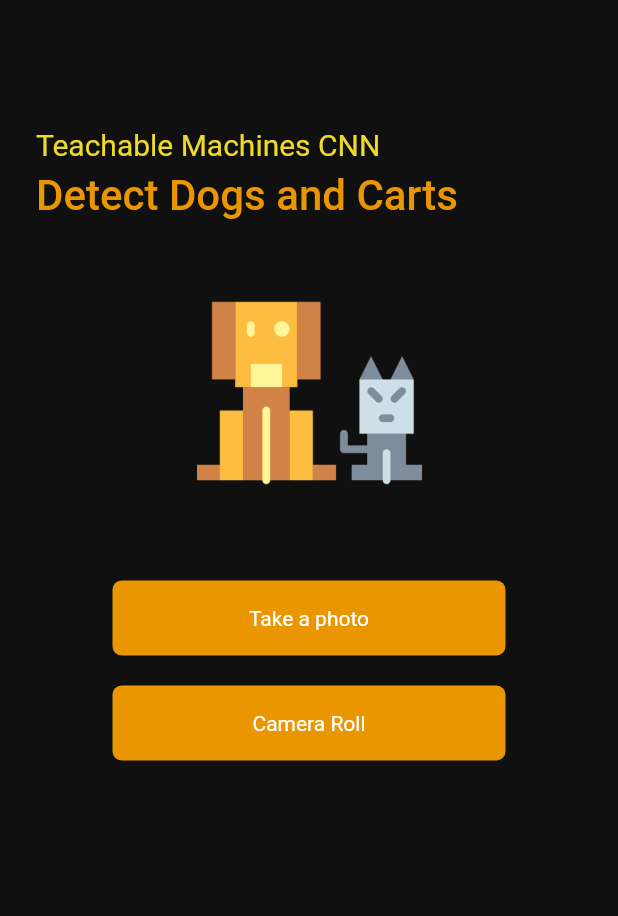
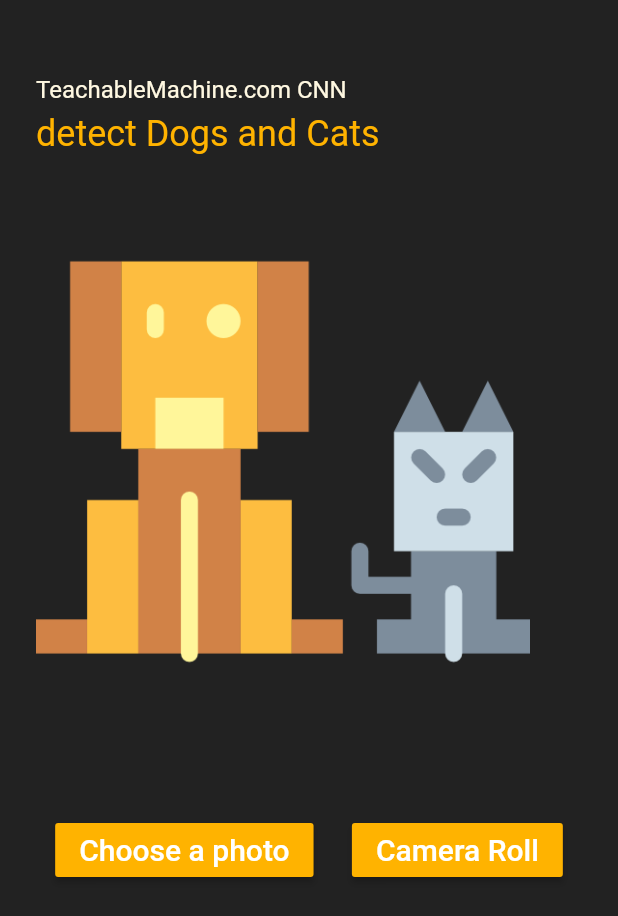
Before and after one commit to HaydenSookchand/CatVsDog, a Flutter app: the screen it shows after launch, after a tap on "Camera Roll", on a phone screen of 412 x 824 dp. Shown: the top 916 px of the screen. Run offline on Flutter 3.47's test engine with Material 2 defaults, Android fonts, the phone set to English and light mode, and no system bars; our stand-ins replace image_picker, splashscreen; missing offline and left inert: tflite.

Commit message:
refactoring app

```diff
--- a/lib/home.dart
+++ /dev/null
@@ -1,143 +0,0 @@
-
-import 'dart:io';
-
-import 'package:flutter/cupertino.dart';
-import 'package:flutter/material.dart';
-import 'package:tflite/tflite.dart';
-import 'package:image_picker/image_picker.dart';
-
-class Home extends StatefulWidget {
-  @override
-  _HomeState createState() => _HomeState();
-}
-
-class _HomeState extends State<Home> {
-
-  bool _loading = true;
-  File _image;
-  List _output;
-  final picker = ImagePicker();
-
-  pickImage() async{
-  var image = await picker.getImage(source: ImageSource.camera);
-      if (image == null) return null;
-
-      setState(() {
-        _image = File(image.path);
-      });
-
-      classifyImage(_image);
-  }
-
-  pickGalleryImage() async{
-    var image = await picker.getImage(source: ImageSource.gallery);
-    if (image == null) return null;
-
-    setState(() {
-      _image = File(image.path);
-    });
-
-    classifyImage(_image);
-  }
-
-
-  classifyImage(File image) async {
-    var output = await Tflite.runModelOnImage(path: image.path , numResults: 2, threshold: 0.5, imageMean: 127.5, imageStd: 127.5);
-    setState(() {
-      _output = output;
-      _loading = false;
-    });
-  }
-
-  Future loadModel() async {
-    await Tflite.loadModel(
-      model: 'assets/tflite/model_unquant.tflite',
-      labels: 'assets/tflite/labels.txt',
-    );
-  }
-
-  @override
-  void initState() {
-    loadModel().then((value) {
-      setState(() {});
-    });
-    super.initState();
-  }
-
-  @override
-  void dispose() {
-    Tflite.close();
-    super.dispose();
-  }
-
-
-  @override
-  Widget build(BuildContext context) {
-    return Scaffold(
-      backgroundColor: Color(0xFF101010),
-      body: Container(padding: EdgeInsets.symmetric(horizontal: 24),
-      child:Column(
-          crossAxisAlignment: CrossAxisAlignment.start,
-         children: <Widget>[
-           SizedBox(height: 85 ),
-           Text(
-            "Teachable Machines CNN" , style: TextStyle(color: Color(0xFFEEDA28), fontSize: 20)
-            ),
-           SizedBox(height: 6),
-           Text("Detect Dogs and Carts" , style: TextStyle(color: Color(0xFFE99600), fontWeight: FontWeight.w500, fontSize: 28)),
-           SizedBox(height: 40),
-           Center(child: _loading ? Container(
-             width: 150,
-             child: Column(children: <Widget>[
-               Image.asset('assets/cat.png'),
-               SizedBox(height: 50)
-             ],)
-           ) : Container(
-              child: Column(children: <Widget>[
-                Container(
-                    height: 250 ,
-                    child: Image.file(_image)),
-                SizedBox(height:20),
-                _output != null ? Text('${_output[0]}' , style: TextStyle(color: Colors.white, fontSize: 20)) : Container(),
-                SizedBox(height: 10)
-              ],)
-
-
-           ) ),
-           Container(
-               width: MediaQuery.of(context).size.width,
-               child: Column(children: <Widget>[
-               GestureDetector(
-                 onTap: pickImage,
-                 child: Container(
-                     width: MediaQuery.of(context).size.width - 150,
-                     alignment: Alignment.center,
-                     padding: EdgeInsets.symmetric(horizontal: 24, vertical: 17),
-                     decoration: BoxDecoration(
-                         color:Color(0xFFE99600) ,
-                         borderRadius: BorderRadius.circular(6)
-                     ),
-                     child: Text('Take a photo' , style: TextStyle(color: Colors.white))
-                 )
-             ),
-                 SizedBox(height:20),
-                 GestureDetector(
-                     onTap: pickGalleryImage,
-                     child: Container(
-                         width: MediaQuery.of(context).size.width - 150,
-                         alignment: Alignment.center,
-                         padding: EdgeInsets.symmetric(horizontal: 24, vertical: 17),
-                         decoration: BoxDecoration(
-                             color:Color(0xFFE99600) ,
-                             borderRadius: BorderRadius.circular(6)
-                         ),
-                         child: Text('Camera Roll' , style: TextStyle(color: Colors.white))
-                     )
-                 ),
-           ])
-           )
-         ]
-    )));
-
-  }
-}
--- a/lib/main.dart
+++ b/lib/main.dart
@@ -1,18 +1,35 @@
-import 'package:cvd/splashscreen.dart';
+import 'dart:io';
+
+import 'package:cat_vs_dog/service/image_classify_service.dart';
+import 'package:cat_vs_dog/splash_screen.dart';
+import 'package:flutter/cupertino.dart';
 import 'package:flutter/material.dart';
+import 'package:provider/provider.dart';
 
 void main() {
-  runApp(MyApp());
+  runApp(
+    ChangeNotifierProvider<ImageClassifyService>(
+      create: (context) => ImageClassifyService(),
+      child: MyApp(),
+    ),
+  );
 }
 
 class MyApp extends StatelessWidget {
   // This widget is the root of your application.
   @override
   Widget build(BuildContext context) {
-    return MaterialApp(
-      title: 'Cat vs Dog',
-      home: MySplash(),
-      debugShowCheckedModeBanner: false,
-    );
+    if (Platform.isIOS)
+      return CupertinoApp(
+        home: MySplashScreen(),
+        debugShowCheckedModeBanner: false,
+        title: 'Cat VS Dog',
+      );
+    else
+      return MaterialApp(
+        title: 'Cat VS Dog',
+        home: MySplashScreen(),
+        debugShowCheckedModeBanner: false,
+      );
   }
 }
--- /dev/null
+++ b/lib/screens/home.dart
@@ -0,0 +1,142 @@
+import 'dart:io';
+
+import 'package:cat_vs_dog/service/image_classify_service.dart';
+import 'package:flutter/cupertino.dart';
+import 'package:flutter/material.dart';
+import 'package:provider/provider.dart';
+
+class Home extends StatelessWidget {
+  final backgroudColor = Colors.black87;
+  @override
+  Widget build(BuildContext context) {
+    if (Platform.isIOS)
+      return CupertinoPageScaffold(
+        backgroundColor: backgroudColor,
+        child: SafeArea(
+          child: HomeBody(),
+        ),
+      );
+    else
+      return Scaffold(
+        backgroundColor: backgroudColor,
+        body: SafeArea(
+          child: HomeBody(),
+        ),
+      );
+  }
+}
+
+class HomeBody extends StatelessWidget {
+  @override
+  Widget build(BuildContext context) {
+    var _imageService = Provider.of<ImageClassifyService>(context);
+    return Container(
+      padding: const EdgeInsets.symmetric(
+        horizontal: 24,
+      ),
+      child: Center(
+        child: Column(
+          crossAxisAlignment: CrossAxisAlignment.start,
+          children: [
+            SizedBox(
+              height: 50,
+            ),
+            Text(
+              'TeachableMachine.com CNN',
+              style: TextStyle(
+                fontSize: 16,
+                color: Colors.amber[50],
+              ),
+            ),
+            SizedBox(
+              height: 6,
+            ),
+            Text(
+              'detect Dogs and Cats',
+              style: TextStyle(
+                fontSize: 24,
+                color: Colors.amber[600],
+              ),
+            ),
+            SizedBox(
+              height: 40,
+            ),
+            Container(
+              width: MediaQuery.of(context).size.width * 0.8,
+              child: Consumer<ImageClassifyService>(
+                  builder: (context, value, child) {
+                    if (value.image == null || value.output == null) {
+                      return Column(
+                        children: [
+                          Image.asset('assets/cat.png'),
+                          SizedBox(
+                            height: 50,
+                          ),
+                        ],
+                      );
+                    } else if (value.output != null) {
+                      return Column(
+                        children: [
+                          Container(
+                            height: 250,
+                            child: Image.file(
+                              value.image,
+                            ),
+                          ),
+                          SizedBox(
+                            height: 20,
+                          ),
+                          Text(
+                            '${value.output[0]['label']}',
+                            style: TextStyle(
+                              color: Colors.white,
+                              fontSize: 20,
+                            ),
+                          )
+                        ],
+                      );
+                    } else
+                      return Container();
+                  }),
+            ),
+            SizedBox(
+              height: 20,
+            ),
+            Container(
+              child: Row(
+                mainAxisAlignment: MainAxisAlignment.spaceEvenly,
+                children: [
+                  RaisedButton(
+                    color: Colors.amber[600],
+                    onPressed: _imageService.pickGalleryImage,
+                    child: Text(
+                      'Choose a photo',
+                      style: TextStyle(
+                        color: Colors.white,
+                        fontSize: 20,
+                      ),
+                    ),
+                  ),
+                  SizedBox(
+                    height: 10,
+                  ),
+                  RaisedButton(
+                    color: Colors.amber[600],
+                    onPressed: _imageService.pickImage,
+                    child: Text(
+                      'Camera Roll',
+                      style: TextStyle(
+                        color: Colors.white,
+                        fontSize: 20,
+                      ),
+                    ),
+                  ),
+                ],
+              ),
+            ),
+          ],
+        ),
+      ),
+    );
+  }
+}
--- /dev/null
+++ b/lib/service/image_classify_service.dart
@@ -0,0 +1,65 @@
+import 'dart:io';
+
+import 'package:flutter/foundation.dart';
+import 'package:image_picker/image_picker.dart';
+import 'package:tflite/tflite.dart';
+
+class ImageClassifyService extends ChangeNotifier {
+  ImageClassifyService() {
+    loadModel();
+  }
+
+  File image;
+  //each item in _output is a Map : keys(index,label,confidence)
+  List output;
+  final _picker = ImagePicker();
+
+  Future loadModel() async {
+    await Tflite.loadModel(
+      model: 'assets/tflite/model_unquant.tflite',
+      labels: 'assets/tflite/labels.txt',
+    );
+  }
+
+  Future pickImage() async {
+    var _image = await _picker.getImage(
+      source: ImageSource.camera,
+    );
+    if (_image == null) return null;
+
+    this.image = File(_image.path);
+
+    classifyImage(this.image);
+  }
+
+  Future pickGalleryImage() async {
+    var _image = await _picker.getImage(
+      source: ImageSource.gallery,
+    );
+    if (_image == null) return null;
+
+    this.image = File(_image.path);
+
+    classifyImage(this.image);
+  }
+
+  Future classifyImage(File image) async {
+    var output = await Tflite.runModelOnImage(
+      path: image.path,
+      numResults: 2,
+      threshold: 0.5,
+      imageStd: 127.5,
+      imageMean: 127.5,
+    );
+
+    this.output = output;
+    notifyListeners();
+    // _loading = false;
+  }
+
+  @override
+  void dispose() {
+    Tflite.close();
+    super.dispose();
+  }
+}
--- /dev/null
+++ b/lib/splash_screen.dart
@@ -0,0 +1,30 @@
+import 'dart:ui';
+
+import 'package:cat_vs_dog/screens/home.dart';
+import 'package:flutter/material.dart';
+import 'package:flutter/cupertino.dart';
+import 'package:splashscreen/splashscreen.dart';
+
+class MySplashScreen extends StatefulWidget {
+  @override
+  _MySplashScreenState createState() => _MySplashScreenState();
+}
+
+class _MySplashScreenState extends State<MySplashScreen> {
+  @override
+  Widget build(BuildContext context) {
+    return SplashScreen(
+      seconds: 2,
+      title: Text(
+        'Dog and Cat',
+        style: TextStyle(
+          fontSize: 30,
+          fontWeight: FontWeight.bold,
+        ),
+      ),
+      image: Image.asset('assets/cat.png'),
+      photoSize: 50,
+      navigateAfterSeconds: Home(),
+    );
+  }
+}
--- a/lib/splashscreen.dart
+++ /dev/null
@@ -1,28 +0,0 @@
-import 'package:flutter/cupertino.dart';
-import 'package:splashscreen/splashscreen.dart';
-
-import 'home.dart';
-
-class MySplash extends StatefulWidget {
-  @override
-  _MySplashState createState() => _MySplashState();
-}
-
-class _MySplashState extends State<MySplash> {
-  @override
-  Widget build(BuildContext context) {
-    return SplashScreen(
-      seconds: 2,
-      navigateAfterSeconds: Home(),
-      title: Text('DogVsCat',
-          style: TextStyle(
-              fontWeight: FontWeight.bold,
-              fontSize: 30,
-              color: Color(0xFFE99600))),
-      image: Image.asset('assets/cat.png'),
-      backgroundColor: Color(0XFFFFFF),
-      photoSize: 50,
-      loaderColor: Color(0xFFEEDA28),
-    );
-  }
-}
```
Also changed, not shown: pubspec.yaml (+11 -14 lines), assets/tflite/labels.txt (renamed from assets/labels.txt), pubspec.lock, 5 other files.
